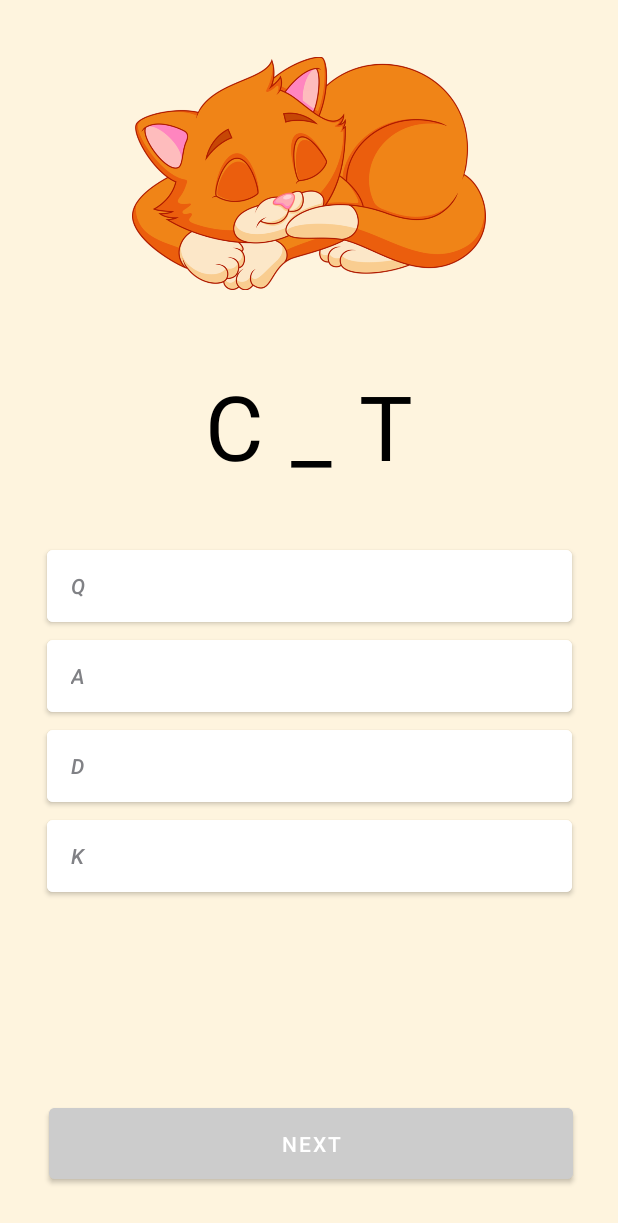
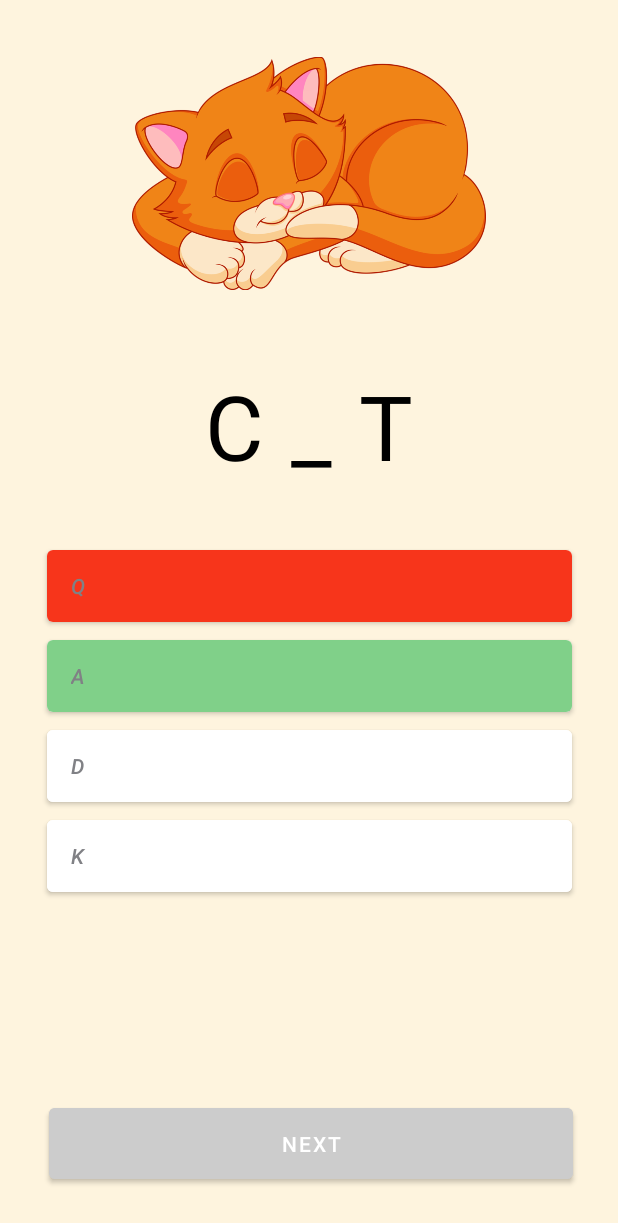
Before and after one commit to MuhammadTalhaTahir/The-MCQ-App, an Android app: the screen it shows after launch (MainActivity), after a tap on an icon or button, on a phone screen of 412 x 824 dp. Shown: the top 1223 px of the screen. Run offline under Robolectric (Android 15) with nearby library versions, the phone set to English and light mode, and no system bars; Roboto replaces fonts that are not available here.

Commit message:
implemented right/wrong option selection

```diff
--- a/app/src/main/java/com/example/themcqapp/MainActivity.java
+++ b/app/src/main/java/com/example/themcqapp/MainActivity.java
@@ -4,8 +4,10 @@ import androidx.appcompat.app.AppCompatActivity;
 
 import android.annotation.SuppressLint;
 
+import android.graphics.Color;
 import android.os.Bundle;
 
+import android.util.Log;
 import android.view.View;
 import android.widget.Button;
 import android.widget.ImageView;
@@ -15,7 +17,7 @@ import java.util.Random;
 
 
 public class MainActivity extends AppCompatActivity implements View.OnClickListener {
-    int numberOfQuestions = 4, currentQuestionAsked = 0;
+    int numberOfQuestions = 4, currentQuestionAsked = -1, numberofOptions = 4;
     Question[] questions;
 
     //views
@@ -56,23 +58,38 @@ public class MainActivity extends AppCompatActivity implements View.OnClickListe
             this.questions[i] = temp;
         }
     }
-    private void initializeOptions(){
+    private void initializeOptions() {
         char rightAnswer = this.questions[currentQuestionAsked].rightAnswer;
         Random rand = new Random();
-        for(int i=0;i<4;i++){
+        for (int i = 0; i < numberofOptions; i++) {
             int tempNumber = rand.nextInt(26) + 65;
-            char tempOption = (char)tempNumber;
-            this.options[i].setText("" + tempOption);
+            char tempOption = (char) tempNumber;
+            this.options[i].setText(Character.toString(tempOption));    //typecasting char to strings
+            this.options[i].setBackgroundColor(Color.WHITE);
         }
-        this.options[rand.nextInt(4)].setText(""+rightAnswer);
+        this.options[rand.nextInt(4)].setText(Character.toString(rightAnswer));
     }
+
     private void generateNextQuestion(){
-        if(currentQuestionAsked == numberOfQuestions - 1) currentQuestionAsked = 0;
+        currentQuestionAsked ++;
+        if(currentQuestionAsked == numberOfQuestions) currentQuestionAsked = 0;
         this.objectImage.setImageResource(this.questions[currentQuestionAsked].imageId);
         this.objectName.setText(this.questions[currentQuestionAsked].question);
         this.initializeOptions();
-        currentQuestionAsked ++;
     }
+    private void checkAnswer(int id){
+        String rightAnswer = Character.toString(questions[currentQuestionAsked].rightAnswer);
+        for(int i=0;i<numberofOptions;i++){
+            String answer = options[i].getText().toString();
+            if(answer.equals(rightAnswer)){
+                options[i].setBackgroundColor(Color.parseColor("#80d089"));
+            }
+            if(options[i].getId() == id && !answer.equals(rightAnswer)){
+                options[i].setBackgroundColor(Color.parseColor("#f7351b"));
+            }
+        }
+    }
+
     @Override
     protected void onCreate(Bundle savedInstanceState) {
         super.onCreate(savedInstanceState);
@@ -84,7 +101,7 @@ public class MainActivity extends AppCompatActivity implements View.OnClickListe
         this.nextQuestionBtn = findViewById(R.id.nextQuestionBtn);
         this.nextQuestionBtn.setOnClickListener(this);
         //this.nextQuestionBtn.setEnabled(false);
-        this.options = new Button[4];
+        this.options = new Button[numberofOptions];
         this.options[0] = findViewById(R.id.optionA);
         this.options[0].setOnClickListener(this);
         this.options[1] = findViewById(R.id.optionB);
@@ -101,12 +118,10 @@ public class MainActivity extends AppCompatActivity implements View.OnClickListe
     @SuppressLint("NonConstantResourceId")
     @Override
     public void onClick(View view) {
-        switch (view.getId()){
-            case R.id.nextQuestionBtn:{
-                this.generateNextQuestion();
-                break;
-            }
-
+        if (view.getId() == R.id.nextQuestionBtn) {
+            this.generateNextQuestion();
+        } else {
+            this.checkAnswer(view.getId());
         }
     }
 }
--- a/app/src/main/res/values/colors.xml
+++ b/app/src/main/res/values/colors.xml
@@ -11,4 +11,5 @@
     <color name="applicationBackground">#fef4de</color>
     <color name="applicationBlack">#808185</color>
     <color name="applicationDisabledButton">#cccccc</color>
+    <color name="applicationGreen">#80d089</color>
 </resources>
```
